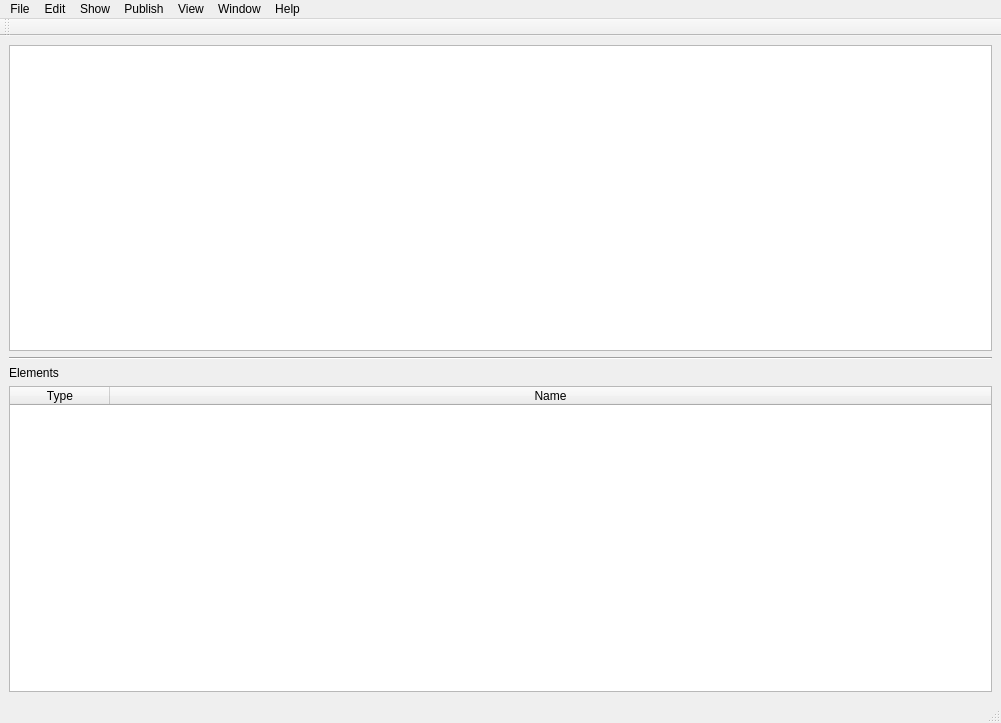
First picture: the form in ui/visualizer.ui, repository sashaouellet/Helix, before the edit.
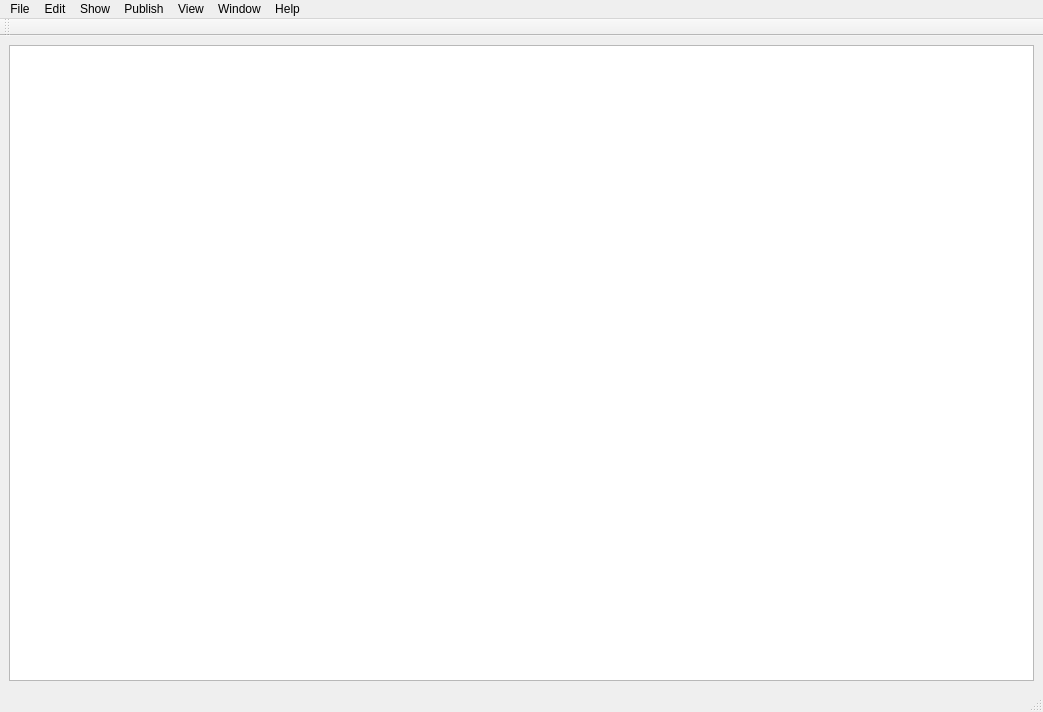
Second picture: the form after the edit.

```diff
--- a/ui/visualizer.ui
+++ b/ui/visualizer.ui
@@ -9,8 +9,8 @@
    <rect>
     <x>0</x>
     <y>0</y>
-    <width>1001</width>
-    <height>723</height>
+    <width>1043</width>
+    <height>712</height>
    </rect>
   </property>
   <property name="windowTitle">
@@ -19,6 +19,12 @@
   <property name="styleSheet">
    <string notr="true"/>
   </property>
+  <property name="documentMode">
+   <bool>true</bool>
+  </property>
+  <property name="dockOptions">
+   <set>QMainWindow::AllowNestedDocks|QMainWindow::AllowTabbedDocks|QMainWindow::AnimatedDocks</set>
+  </property>
   <property name="unifiedTitleAndToolBarOnMac">
    <bool>true</bool>
   </property>
@@ -26,6 +32,12 @@
    <layout class="QVBoxLayout" name="verticalLayout">
     <item>
      <widget class="QColumnView" name="VIEW_cols">
+      <property name="minimumSize">
+       <size>
+        <width>200</width>
+        <height>100</height>
+       </size>
+      </property>
       <property name="tabKeyNavigation">
        <bool>true</bool>
       </property>
@@ -40,58 +52,6 @@
       </property>
      </widget>
     </item>
-    <item>
-     <widget class="Line" name="line">
-      <property name="orientation">
-       <enum>Qt::Horizontal</enum>
-      </property>
-     </widget>
-    </item>
-    <item>
-     <widget class="QLabel" name="label">
-      <property name="text">
-       <string>Elements</string>
-      </property>
-     </widget>
-    </item>
-    <item>
-     <widget class="QTableWidget" name="TBL_elements">
-      <property name="alternatingRowColors">
-       <bool>true</bool>
-      </property>
-      <property name="selectionMode">
-       <enum>QAbstractItemView::SingleSelection</enum>
-      </property>
-      <property name="selectionBehavior">
-       <enum>QAbstractItemView::SelectRows</enum>
-      </property>
-      <property name="sortingEnabled">
-       <bool>true</bool>
-      </property>
-      <attribute name="horizontalHeaderCascadingSectionResizes">
-       <bool>false</bool>
-      </attribute>
-      <attribute name="horizontalHeaderShowSortIndicator" stdset="0">
-       <bool>true</bool>
-      </attribute>
-      <attribute name="horizontalHeaderStretchLastSection">
-       <bool>true</bool>
-      </attribute>
-      <attribute name="verticalHeaderVisible">
-       <bool>false</bool>
-      </attribute>
-      <column>
-       <property name="text">
-        <string>Type</string>
-       </property>
-      </column>
-      <column>
-       <property name="text">
-        <string>Name</string>
-       </property>
-      </column>
-     </widget>
-    </item>
    </layout>
   </widget>
   <widget class="QMenuBar" name="menubar">
@@ -99,7 +59,7 @@
     <rect>
      <x>0</x>
      <y>0</y>
-     <width>1001</width>
+     <width>1043</width>
      <height>22</height>
     </rect>
    </property>
```
Left out of the diff: 141 changed lines with no effect on the pictures.
